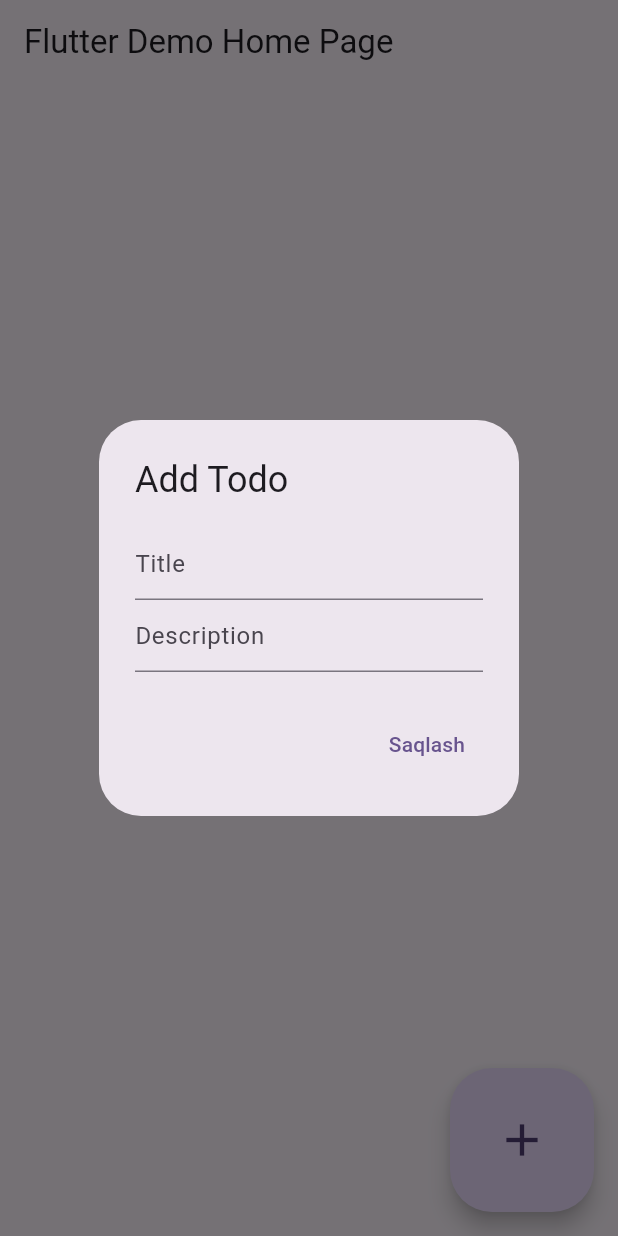
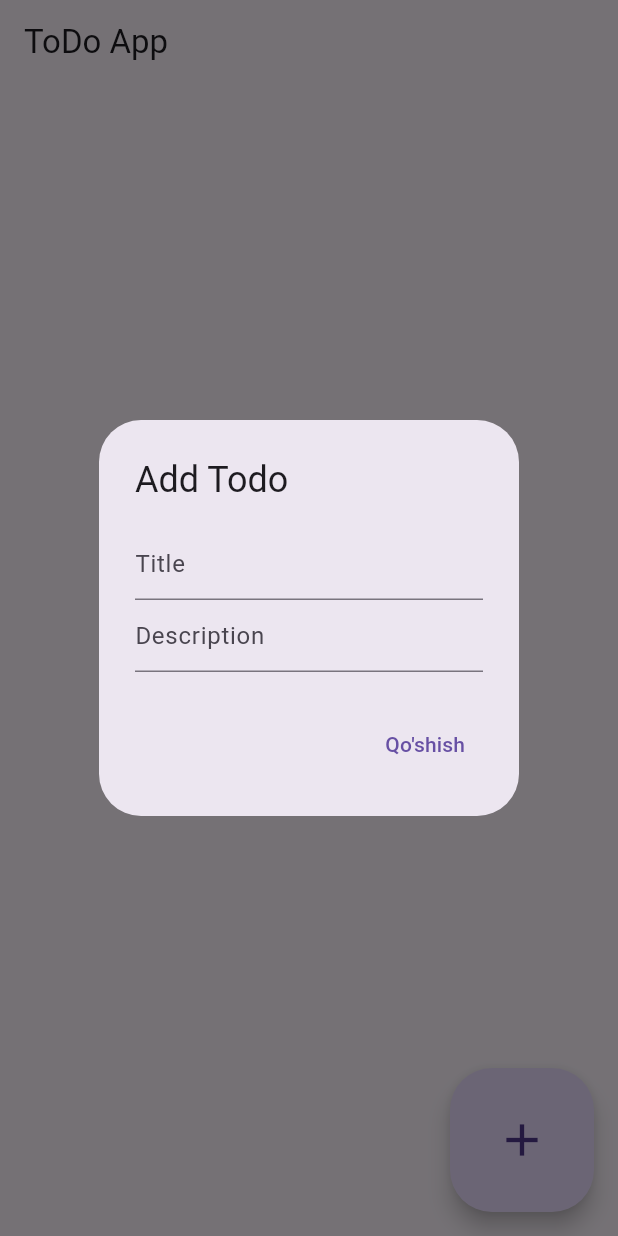
Before and after one commit to Mahmudxon04/todo_app, a Flutter app: the screen it shows after launch, after a tap on the "add" icon, on a phone screen of 412 x 824 dp. Run offline on Flutter 3.47's test engine with Material 3 defaults, Android fonts, the phone set to English and light mode, and no system bars.

Commit message:
second commit

```diff
--- a/lib/main.dart
+++ b/lib/main.dart
@@ -10,14 +10,11 @@ class MyApp extends StatelessWidget {
 
   @override
   Widget build(BuildContext context) {
-    return MaterialApp(
+    return const MaterialApp(
       debugShowCheckedModeBanner: false,
-      title: 'Flutter Demo',
-      theme: ThemeData(
-        colorScheme: ColorScheme.fromSeed(seedColor: Colors.deepPurple),
-        useMaterial3: true,
+      home: MyHomePage(
+        title: "ToDo App",
       ),
-      home: const MyHomePage(title: 'Flutter Demo Home Page'),
     );
   }
 }
@@ -45,7 +42,7 @@ class _MyHomePageState extends State<MyHomePage> {
     return Scaffold(
       floatingActionButton: FloatingActionButton.large(
         onPressed: () => _showAddToDoDialog(),
-        child: Icon(Icons.add),
+        child: const Icon(Icons.add),
       ),
       appBar: AppBar(
         title: Text(widget.title),
@@ -93,7 +90,7 @@ class _MyHomePageState extends State<MyHomePage> {
           ),
           actions: [
             TextButton(
-              child: const Text('Saqlash'),
+              child: const Text("Qo'shish"),
               onPressed: () async {
                 if (title.isNotEmpty && description.isNotEmpty) {
                   await repository.createToDo(title, description);
```
